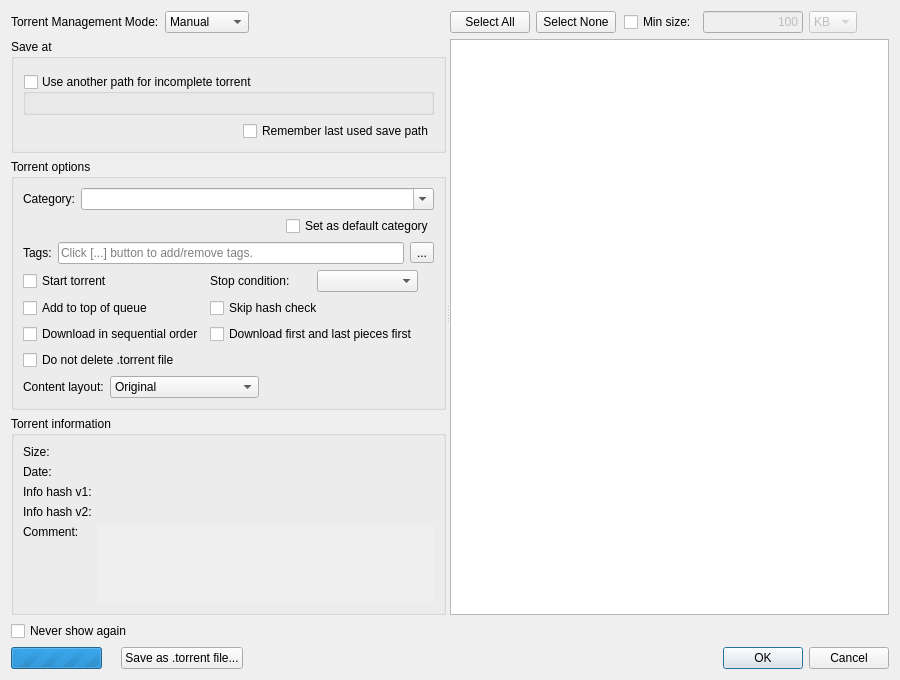
The window that src/gui/addnewtorrentdialog.ui (bjiyoung/qbittorrent-custom) describes before a commit, drawn with Qt 5.
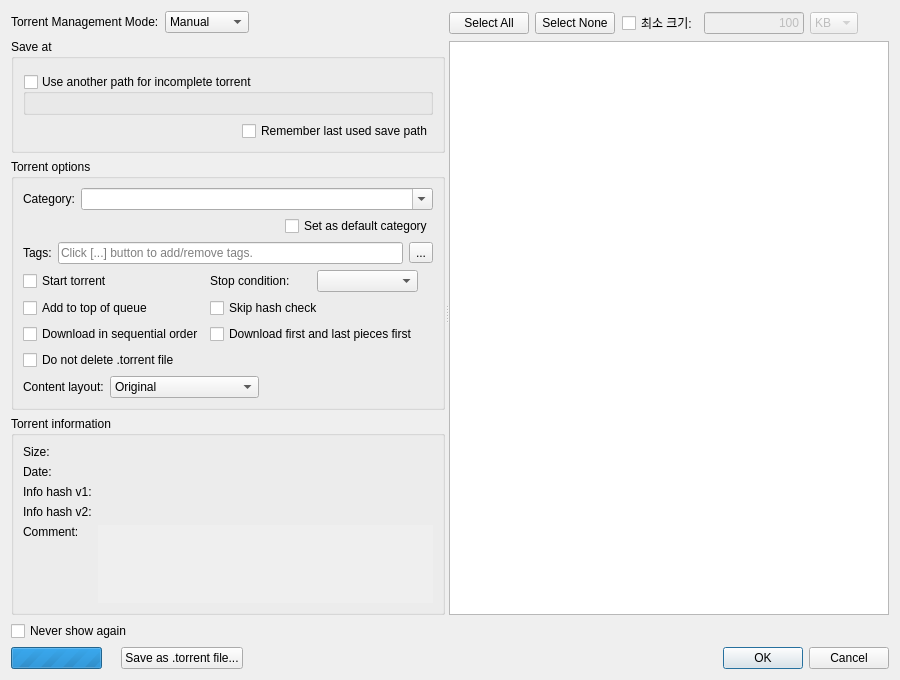
The same window after the commit. Custom widgets are drawn as their Qt base class.

```diff
--- a/src/gui/addnewtorrentdialog.ui
+++ b/src/gui/addnewtorrentdialog.ui
@@ -531,7 +531,7 @@
              <item>
               <widget class="QCheckBox" name="checkBoxSizeFilter">
                <property name="text">
-                <string>Min size:</string>
+                <string>최소 크기:</string>
                </property>
                <property name="toolTip">
                 <string>Enable automatic file selection by minimum size</string>
```
